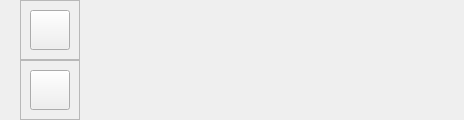
JJuanill/scopy, file core/ui/devicebrowser.ui: the form before one commit.
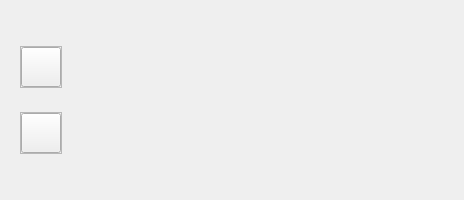
The form after the commit. Icons and pictures are not drawn.

Commit message: harmonic: Implemented harmonic device browser UI

```diff
--- a/core/ui/devicebrowser.ui
+++ b/core/ui/devicebrowser.ui
@@ -7,7 +7,7 @@
     <x>0</x>
     <y>0</y>
     <width>464</width>
-    <height>108</height>
+    <height>200</height>
    </rect>
   </property>
   <property name="sizePolicy">
@@ -43,6 +43,9 @@
    </property>
    <item>
     <layout class="QVBoxLayout" name="verticalLayout">
+     <property name="spacing">
+      <number>24</number>
+     </property>
      <item>
       <spacer name="verticalSpacer_2">
        <property name="orientation">
@@ -77,11 +80,17 @@
         <enum>QFrame::Raised</enum>
        </property>
        <layout class="QVBoxLayout" name="verticalLayout_4">
+        <property name="leftMargin">
+         <number>0</number>
+        </property>
         <property name="topMargin">
-         <number>9</number>
+         <number>0</number>
+        </property>
+        <property name="rightMargin">
+         <number>0</number>
         </property>
         <property name="bottomMargin">
-         <number>9</number>
+         <number>0</number>
         </property>
         <item>
          <widget class="QPushButton" name="btnHome">
@@ -143,11 +152,17 @@
         <enum>QFrame::Raised</enum>
        </property>
        <layout class="QVBoxLayout" name="verticalLayout_3">
+        <property name="leftMargin">
+         <number>0</number>
+        </property>
         <property name="topMargin">
-         <number>9</number>
+         <number>0</number>
+        </property>
+        <property name="rightMargin">
+         <number>0</number>
         </property>
         <property name="bottomMargin">
-         <number>9</number>
+         <number>0</number>
         </property>
         <item>
          <widget class="QPushButton" name="btnAdd">
@@ -200,6 +215,22 @@
      </item>
     </layout>
    </item>
+   <item>
+    <spacer name="horizontalSpacer_2">
+     <property name="orientation">
+      <enum>Qt::Horizontal</enum>
+     </property>
+     <property name="sizeType">
+      <enum>QSizePolicy::Fixed</enum>
+     </property>
+     <property name="sizeHint" stdset="0">
+      <size>
+       <width>24</width>
+       <height>0</height>
+      </size>
+     </property>
+    </spacer>
+   </item>
    <item>
     <widget class="QWidget" name="wDeviceBrowserMenu" native="true">
      <property name="sizePolicy">
```
Left out of the diff: 6 changed lines with no effect on the pictures. The commit also changes 6 other files.
